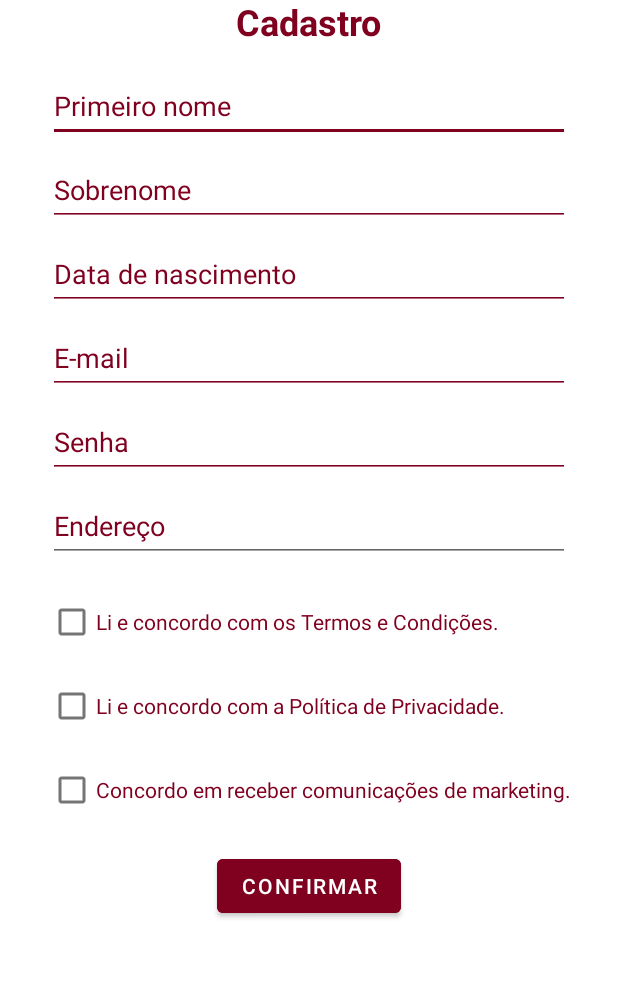
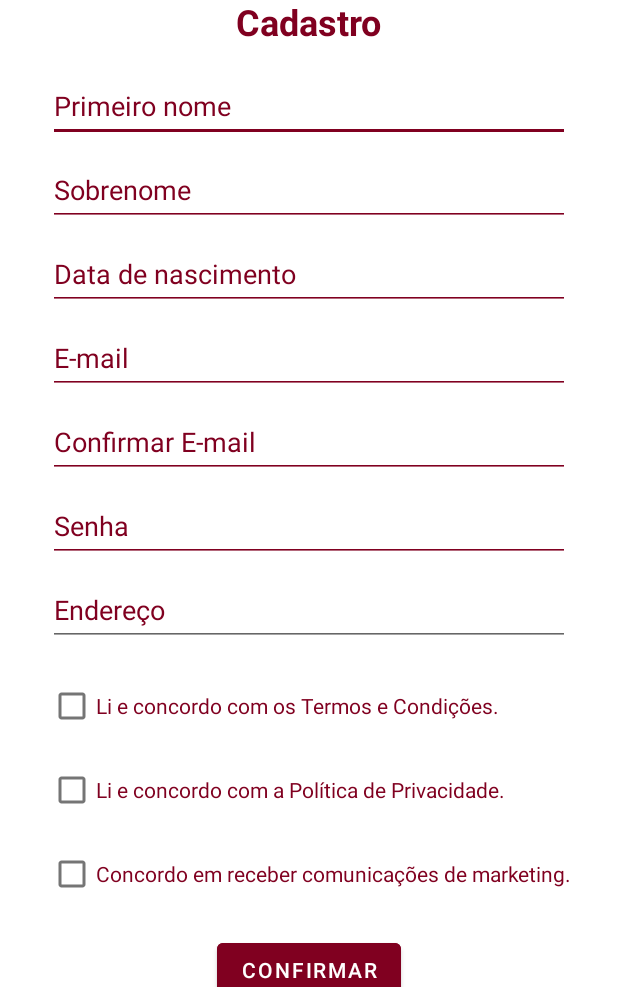
Before and after one commit to Marcelosls/AppRelacionamentoInsexBa, an Android app: the screen it shows after launch (CadastroActivity), after a tap on "CONFIRMAR", on a phone screen of 412 x 824 dp, the part 249-1236 px from its top. Run offline under Robolectric (Android 15) with nearby library versions, the phone set to English and light mode, and no system bars.

Commit message:
campo de confirmação de email adicionado

```diff
--- a/app/src/main/java/com/br/apprelacionamento/CadastroActivity.java
+++ b/app/src/main/java/com/br/apprelacionamento/CadastroActivity.java
@@ -48,6 +48,7 @@ public class CadastroActivity extends AppCompatActivity {
         EditText edtSobrenome = findViewById(R.id.edtSobrenome);
         EditText edtDataNascimento = findViewById(R.id.edtDataNascimento);
         EditText edtEmail = findViewById(R.id.edtEmail);
+        EditText edtConfirmarEmail = findViewById(R.id.edtConfirmarEmail); // <-- Adicionado
         EditText edtSenha = findViewById(R.id.edtSenha);
         edtEndereco = findViewById(R.id.edtEndereco);
 
@@ -59,10 +60,8 @@ public class CadastroActivity extends AppCompatActivity {
 
         fusedLocationClient = LocationServices.getFusedLocationProviderClient(this);
 
-        // Aplica máscara automática de data ao campo de nascimento
         aplicarMascaraData(edtDataNascimento);
 
-        // Quando tocar no campo de endereço, pedir localização
         edtEndereco.setOnFocusChangeListener((v, hasFocus) -> {
             if (hasFocus) {
                 solicitarPermissaoLocalizacao();
@@ -74,12 +73,16 @@ public class CadastroActivity extends AppCompatActivity {
             String sobrenome = edtSobrenome.getText().toString().trim();
             String dataNascimento = edtDataNascimento.getText().toString().trim();
             String email = edtEmail.getText().toString().trim();
+            String confirmarEmail = edtConfirmarEmail.getText().toString().trim(); // <-- Adicionado
             String senha = edtSenha.getText().toString().trim();
             String endereco = edtEndereco.getText().toString().trim();
 
             if (nome.isEmpty() || sobrenome.isEmpty() || dataNascimento.isEmpty()
-                    || email.isEmpty() || senha.isEmpty() || endereco.isEmpty()) {
+                    || email.isEmpty() || confirmarEmail.isEmpty() || senha.isEmpty() || endereco.isEmpty()) {
                 Toast.makeText(this, "Preencha todos os campos obrigatórios.", Toast.LENGTH_SHORT).show();
+            } else if (!email.equals(confirmarEmail)) {
+                edtConfirmarEmail.setError("Os e-mails não coincidem");
+                edtConfirmarEmail.requestFocus();
             } else if (!ckTermos.isChecked() || !ckPrivacidade.isChecked()) {
                 Toast.makeText(this, "Você precisa aceitar os termos e a política de privacidade.", Toast.LENGTH_SHORT).show();
             } else {
--- a/app/src/main/res/layout/activity_cadastro.xml
+++ b/app/src/main/res/layout/activity_cadastro.xml
@@ -103,6 +103,23 @@
             app:layout_constraintEnd_toEndOf="parent" />
 
         <EditText
+            android:id="@+id/edtConfirmarEmail"
+            android:layout_width="0dp"
+            android:layout_height="wrap_content"
+            android:hint="Confirmar E-mail"
+            android:inputType="textEmailAddress"
+            android:textColorHint="#800020"
+            android:textColor="#800020"
+            android:layout_marginTop="8dp"
+            android:layout_marginHorizontal="32dp"
+            android:backgroundTint="#800020"
+            android:minHeight="48dp"
+            android:paddingVertical="8dp"
+            app:layout_constraintTop_toBottomOf="@id/edtEmail"
+            app:layout_constraintStart_toStartOf="parent"
+            app:layout_constraintEnd_toEndOf="parent" />
+
+        <EditText
             android:id="@+id/edtSenha"
             android:layout_width="0dp"
             android:layout_height="wrap_content"
@@ -115,7 +132,7 @@
             android:backgroundTint="#800020"
             android:minHeight="48dp"
             android:paddingVertical="8dp"
-            app:layout_constraintTop_toBottomOf="@id/edtEmail"
+            app:layout_constraintTop_toBottomOf="@id/edtConfirmarEmail"
             app:layout_constraintStart_toStartOf="parent"
             app:layout_constraintEnd_toEndOf="parent" />
 
```
